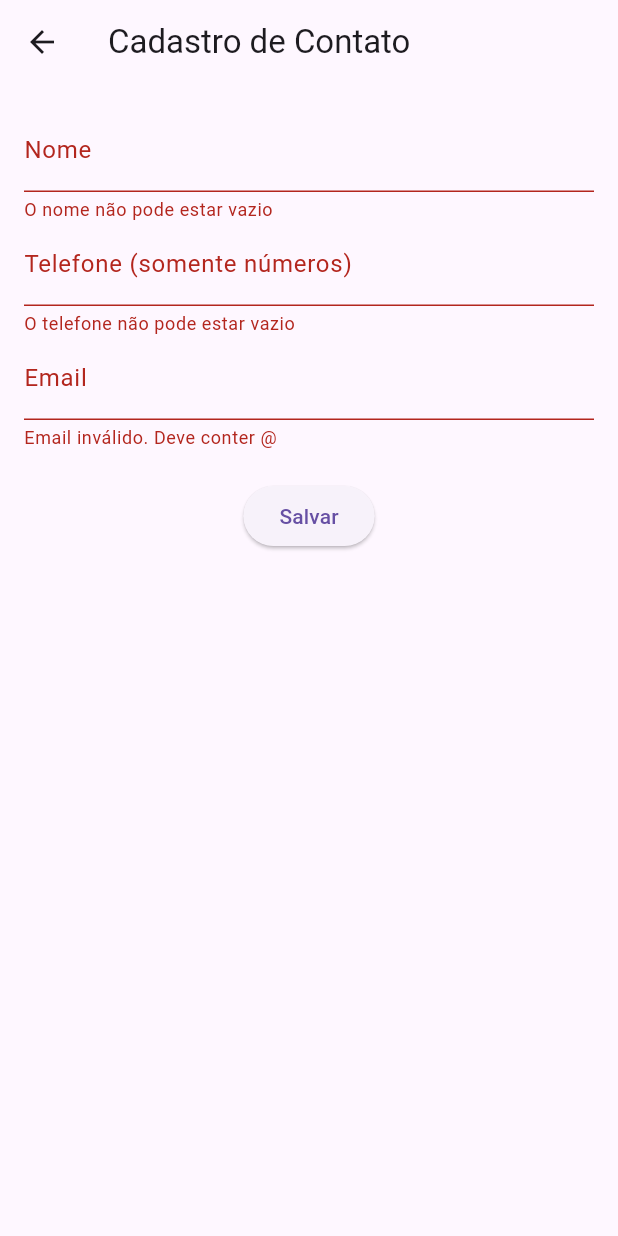
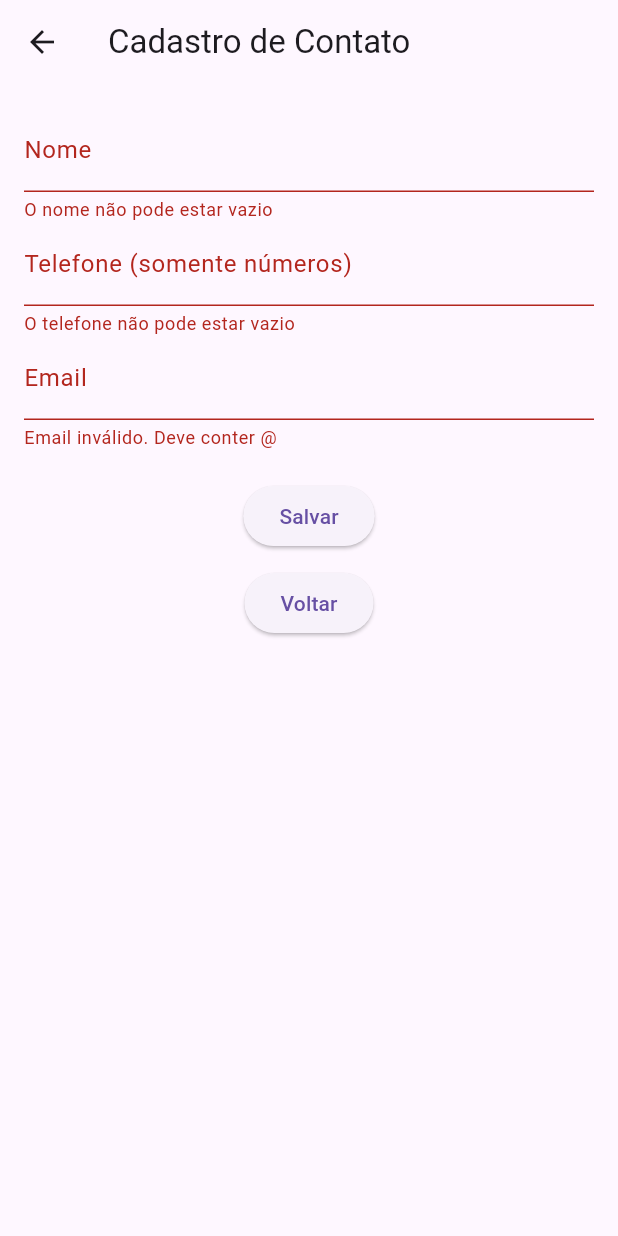
Before and after one commit to LucaJust115/atividade_agenda, a Flutter app: the Cadastro screen opened directly with empty values, after a tap on "Salvar", on a phone screen of 412 x 824 dp. Run offline on Flutter 3.47's test engine with Material 3 defaults, Android fonts, the phone set to English and light mode, and no system bars.

```diff
--- a/lib/cadastro.dart
+++ b/lib/cadastro.dart
@@ -36,30 +36,30 @@ class _CadastroState extends State<Cadastro> {
 
   String? _validarNome(String? value) {
     if (value == null || value.isEmpty) {
-      return 'O nome não pode estar vazio'; // validação para o campo nome
+      return 'O nome não pode estar vazio'; // validacao do nome (vazio)
     }
     return null;
   }
 
   String? _validarTelefone(String? value) {
     if (value == null || value.isEmpty) {
-      return 'O telefone não pode estar vazio';
+      return 'O telefone não pode estar vazio'; // validacao do telefone (vazio)
     }
-    if (value.length != 11) {
-      return 'O telefone deve ter 11 dígitos'; // verifica se a quantidade de dígitos está correta
+    if (value.length != 11) {   // verificacao dos digitos do telefone (TENTEI USAR O REGEX, FRACASSEI)
+      return 'O telefone deve ter 11 dígitos';
     }
     return null;
   }
 
   String? _validarEmail(String? value) {
-    if (value == null || !value.contains('@')) { // verifica se e um endereco de email com '@'
-      return 'Email inválido. Deve conter @';
+    if (value == null || !value.contains('@')) {
+      return 'Email inválido. Deve conter @'; // validacao do email (nesse caso, basta ter o '@')
     }
     return null;
   }
 
   @override
-  Widget build(BuildContext context) {
+  Widget build(BuildContext context) { // parte visual do codigo
     return Scaffold(
       appBar: AppBar(
         title: Text(contato == null ? 'Cadastro de Contato' : 'Editar Contato'),
@@ -73,14 +73,14 @@ class _CadastroState extends State<Cadastro> {
               TextFormField(
                 decoration: InputDecoration(labelText: 'Nome'),
                 controller: nomeController,
-                validator: _validarNome, // chama a funcao de validacao
+                validator: _validarNome,
               ),
               TextFormField(
                 decoration: InputDecoration(labelText: 'Telefone (somente números)'),
                 controller: telefoneController,
                 keyboardType: TextInputType.number,
                 inputFormatters: [
-                  FilteringTextInputFormatter.digitsOnly, // permitir apenas números (TENTEI USAR O REGEX MAS FRACASSEI E NAO PRESTOU DE FORMA ALGUMA)
+                  FilteringTextInputFormatter.digitsOnly,
                 ],
                 validator: _validarTelefone,
               ),
@@ -115,7 +115,14 @@ class _CadastroState extends State<Cadastro> {
                     Navigator.pop(context);
                   }
                 },
-                child: Text(contato == null ? 'Salvar' : 'Editar'),
+                child: Text(contato == null ? 'Salvar' : 'Salvar Edição'), //botao para salvar a criacao do contato ou edicao do mesmo
+              ),
+              SizedBox(height: 10),
+              ElevatedButton(
+                onPressed: () {
+                  Navigator.pop(context); // Volta para a tela anterior
+                },
+                child: Text('Voltar'),
               ),
             ],
           ),
--- a/lib/contato_repository.dart
+++ b/lib/contato_repository.dart
@@ -6,7 +6,7 @@ class Contato {
 }
 
 class ContatoRepository {
-  final List<Contato> contatos = [];
+  final List<Contato> contatos = []; //lista de contatos
 
   void addContato(Contato c) {
     contatos.add(c);
@@ -20,7 +20,7 @@ class ContatoRepository {
     contatos.removeAt(index);
   }
 
-  List<Contato> getContatos() {
+  List<Contato> getContatos() { //retorna os contatos que estao na lista
     return contatos;
   }
 }
--- a/lib/listagem.dart
+++ b/lib/listagem.dart
@@ -16,7 +16,7 @@ class ListagemState extends State<Listagem> {
   ListagemState({required this.contatos});
 
   @override
-  Widget build(BuildContext context) {
+  Widget build(BuildContext context) { //opcoes esteticas do codigo
     return Scaffold(
       appBar: AppBar(
         title: Text('Listagem de Contatos'),
@@ -28,7 +28,7 @@ class ListagemState extends State<Listagem> {
           return ListTile(
             title: Text(c.nome),
             subtitle: Text("telefone: " + c.telefone + "\nemail: " + c.email),
-            trailing: Icon(Icons.more_vert),  // Ícone de três pontinhos indicando mais opções
+            trailing: Icon(Icons.more_vert),  // icone de três pontinhos indicando mais opções
             onTap: () {
               showDialog(
                 context: context,
```
